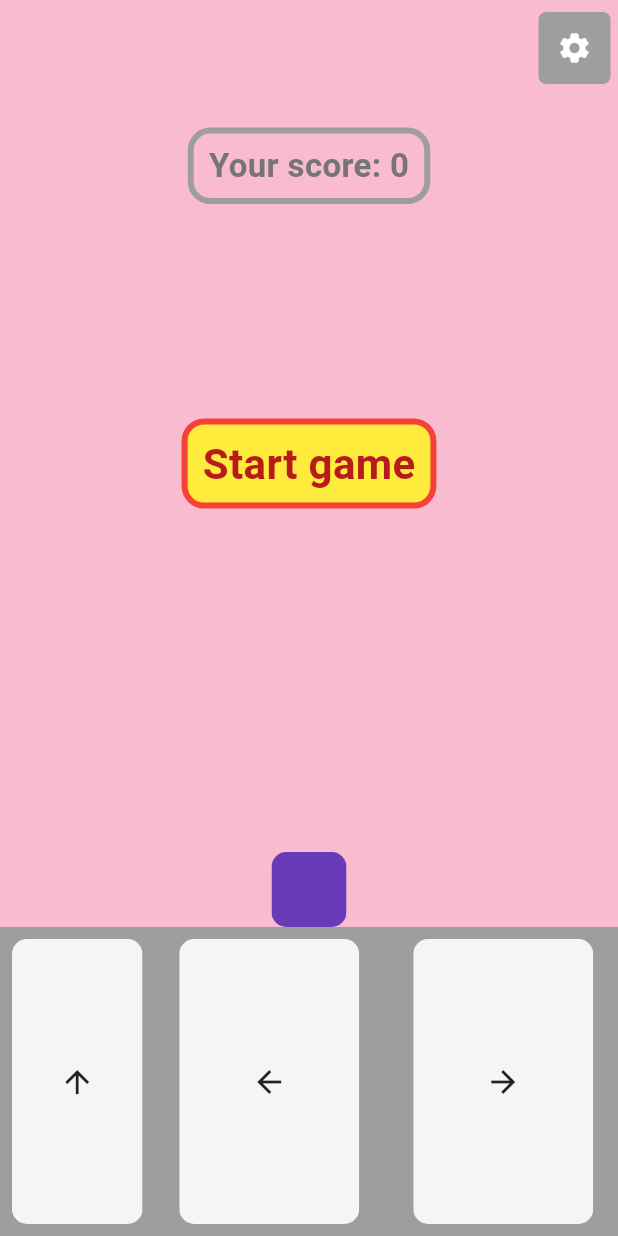
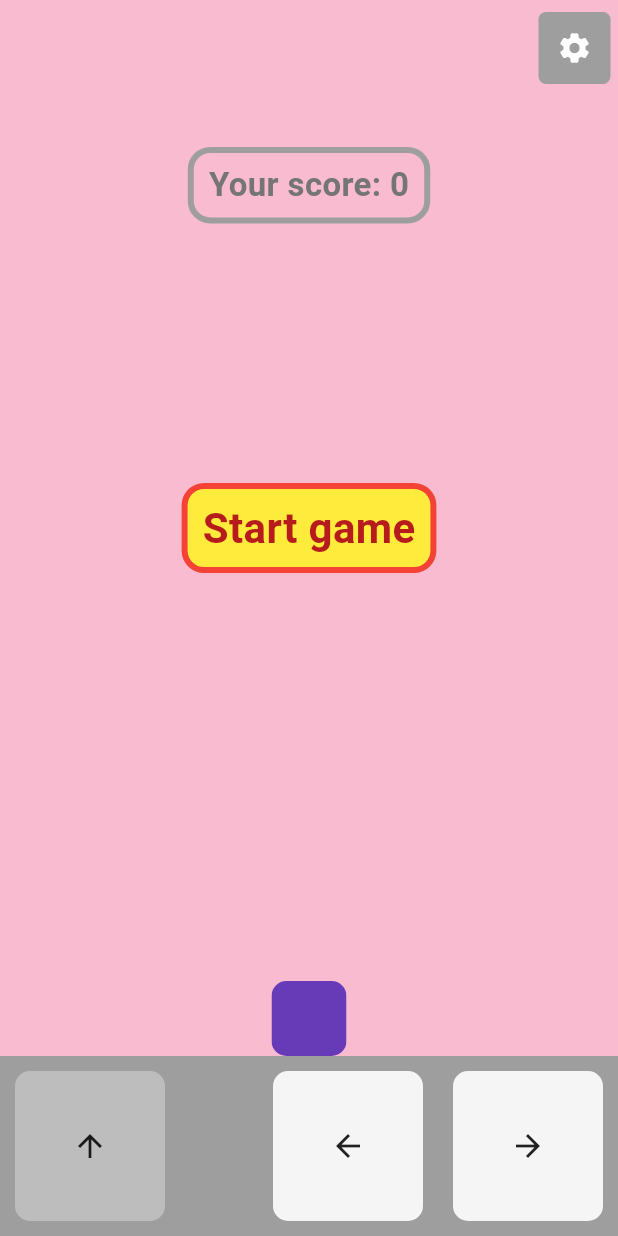
Before and after one commit to fdg2425/bubbleTrouble_flutter_navalnorth_forked, a Flutter app: the screen it shows after launch, on a phone screen of 412 x 824 dp. Run offline on Flutter 3.47's test engine with Material 3 defaults, Android fonts, the phone set to English and light mode, and no system bars.

Commit message:
Use a fixed height of 120 pixel for the bottom row, and reduce it to 80 pixel when screenheight is < 400. Allow movement buttons als before the game was started.

```diff
--- a/lib/helper_widgets/button.dart
+++ b/lib/helper_widgets/button.dart
@@ -4,11 +4,21 @@ import 'package:flutter/material.dart';
 import '../helper_classes/auto_repeater.dart';
 
 class MyButton extends StatelessWidget {
+  final double width;
+  final bool isActive;
   final IconData icon;
   final VoidCallback? function;
   final AutoRepeater? repeater;
 
-  const MyButton({super.key, required this.icon, this.function, this.repeater});
+  static const double padding = 10;
+
+  const MyButton(
+      {super.key,
+      required this.width,
+      this.isActive = true,
+      required this.icon,
+      this.function,
+      this.repeater});
 
   @override
   Widget build(BuildContext context) {
@@ -40,13 +50,12 @@ class MyButton extends StatelessWidget {
         }
       },
       child: Padding(
-        padding: const EdgeInsets.all(8.0),
+        padding: const EdgeInsets.all(padding),
         child: ClipRRect(
           borderRadius: BorderRadius.circular(10),
           child: Container(
-            color: Colors.grey[100],
-            width: 120,
-            // height: 50,
+            color: isActive ? Colors.grey[100] : Colors.grey[400],
+            width: width,
             child: Center(
               child: Icon(icon),
             ),
--- a/lib/homepage.dart
+++ b/lib/homepage.dart
@@ -25,6 +25,7 @@ class HomePage extends StatefulWidget {
 class _HomePageState extends State<HomePage> {
   // the SettingsProvider
   late SettingsProvider settingsProvider;
+
   //variables joueur
   var player = Player();
   Missile? missile;
@@ -34,7 +35,6 @@ class _HomePageState extends State<HomePage> {
   // some flags (hopefully self-explaining)
   bool firstBuildCall = true;
   bool gameIsRunning = false;
-  bool movePlayerWithPanning = true;
 
   // autorepeater and keyboard focus node
   late AutoRepeater leftMoveRepeater;
@@ -70,17 +70,32 @@ class _HomePageState extends State<HomePage> {
     setState(() {});
   }
 
+  // adapt layout according to screen size
+  static const double maxBottomRowHeight = 120;
+  double bottomRowHeight = maxBottomRowHeight;
+
+  // when we have enough place, make buttons quadratic
+  static const double maxWidthOfBottomButtoms =
+      maxBottomRowHeight - 2 * MyButton.padding;
+  double widthOfBottomButtons = maxWidthOfBottomButtoms;
+
   Size getPlayingAreaSize(BuildContext context) {
-    // in case we have an AppBar:
-    // double height = (MediaQuery.of(context).size.height -
-    //         //kToolbarHeight -  // we now loger show an AppBar
-    //         MediaQuery.of(context).padding.top) *
-    //     3 /
-    //     4;
-    double height = MediaQuery.of(context).size.height * 3 / 4;
+    var screenHeight = MediaQuery.of(context).size.height;
+    bottomRowHeight = (screenHeight > 400) ? maxBottomRowHeight : 80;
 
-    double width = MediaQuery.of(context).size.width;
-    return Size(width, height);
+    double screenWidth = MediaQuery.of(context).size.width;
+    //print("screenWidth: $screenWidth");
+
+    // calculate size of the buttons in the bottom row:
+    // we have 3 buttons -> we have 6 paddings in x-direction
+    widthOfBottomButtons = (screenWidth - 6 * MyButton.padding) / 3;
+    //print("widthOfBottomButtons before limiting: $widthOfBottomButtons");
+
+    if (widthOfBottomButtons > maxWidthOfBottomButtoms) {
+      widthOfBottomButtons = maxWidthOfBottomButtoms;
+    }
+
+    return Size(screenWidth, screenHeight - bottomRowHeight);
   }
 
   // the margin we leave in PlayingArea on left, top and right e.g. for the SettingsButton
@@ -201,21 +216,19 @@ class _HomePageState extends State<HomePage> {
   }
 
   void moveLeft() {
-    if (gameIsRunning) {
     setState(() {
       player.moveLeft();
     });
   }
-  }
 
   void moveRight() {
-    if (gameIsRunning) {
     setState(() {
       player.moveRight();
     });
   }
-  }
 
+  // fire_missile is only allowed while game is running,
+  // because otherwise we have to timer "to move" the missile
   void fireMissile() {
     if (gameIsRunning) {
       missile = Missile();
@@ -226,14 +239,12 @@ class _HomePageState extends State<HomePage> {
   // common callback for panUpdate used both for the playing area
   // and for the "panning area" introduced on bottom right.
   void onPanUpdate(DragUpdateDetails details) {
-    if (gameIsRunning) {
     setState(() {
       player.left += details.delta.dx;
       if (missile != null) {
         missile!.alignToPlayer(player);
       }
     });
-    }
   }
 
   @override
@@ -289,7 +300,6 @@ class _HomePageState extends State<HomePage> {
         child: Column(
           children: [
             Expanded(
-              flex: 3,
               child: GestureDetector(
                 onPanUpdate: onPanUpdate,
                 child: Container(
@@ -318,31 +328,30 @@ class _HomePageState extends State<HomePage> {
                 ),
               ),
             ),
-            Expanded(
-              child: Container(
+            Container(
+              height: bottomRowHeight,
               color: Colors.grey,
               child: Row(
-                  mainAxisAlignment: MainAxisAlignment.spaceEvenly,
                 children: [
+                  MyButton(
+                      width: widthOfBottomButtons,
+                      isActive: gameIsRunning,
+                      icon: Icons.arrow_upward,
+                      function: fireMissile),
                   Expanded(
-                        flex: 1,
-                        child: MyButton(
-                            icon: Icons.arrow_upward, function: fireMissile)),
-                    Expanded(
-                      flex: 3,
                     child: Row(
-                        mainAxisAlignment: MainAxisAlignment.center,
+                      mainAxisAlignment: MainAxisAlignment.end,
                       children: [
                         if (settingsProvider.showButtonsForPlayerMovement)
                           Row(
-                              mainAxisAlignment: MainAxisAlignment.spaceBetween,
                             children: [
                               MyButton(
+                                width: widthOfBottomButtons,
                                 icon: Icons.arrow_back,
                                 repeater: leftMoveRepeater,
                               ),
-                                const SizedBox(width: 20),
                               MyButton(
+                                width: widthOfBottomButtons,
                                 icon: Icons.arrow_forward,
                                 repeater: rightMoveRepeater,
                               ),
@@ -356,7 +365,6 @@ class _HomePageState extends State<HomePage> {
                                 onPanUpdate: onPanUpdate,
                                 child: Container(
                                     alignment: Alignment.center,
-                                      height: double.infinity,
                                     decoration: BoxDecoration(
                                         color: Colors.grey.shade800,
                                         border: Border.all(
@@ -366,8 +374,8 @@ class _HomePageState extends State<HomePage> {
                                             15)), // Rounded corners
 
                                     child: const Padding(
-                                        padding: EdgeInsets.symmetric(
-                                            horizontal: 20),
+                                      padding:
+                                          EdgeInsets.symmetric(horizontal: 20),
                                       child: Text(
                                         "pan here or in the playing area to move the player",
                                         textAlign: TextAlign.center,
@@ -383,7 +391,6 @@ class _HomePageState extends State<HomePage> {
                     ),
                   ),
                 ],
-                ),
               ),
             ),
           ],
```
Lines whose indentation alone changed are shown as unchanged.
